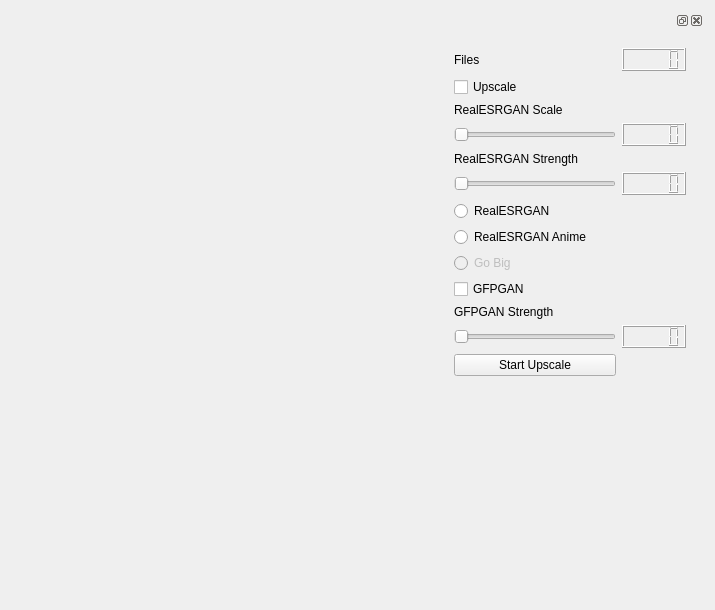
Qt form frontend/ui_widgets/img_lab.ui (XmYx/ainodes-pyside) before a commit.
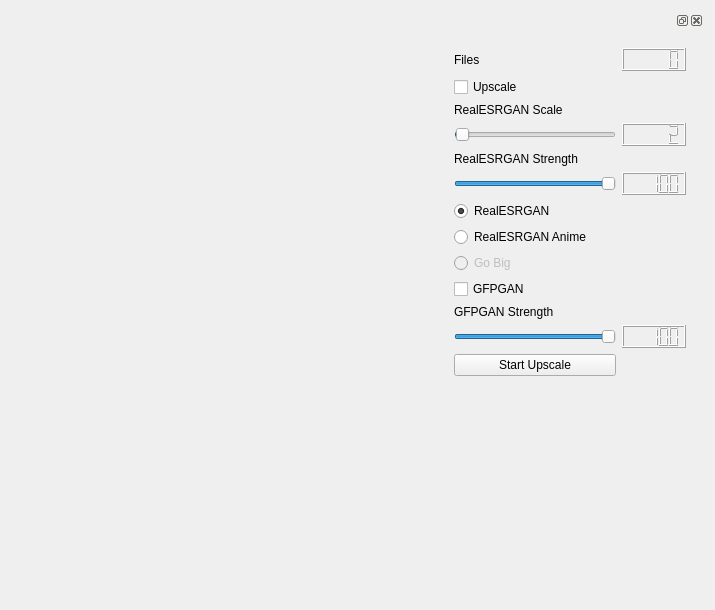
The same form after that commit.

Commit message: Batch Upscale

```diff
--- a/frontend/ui_widgets/img_lab.ui
+++ b/frontend/ui_widgets/img_lab.ui
@@ -58,6 +58,9 @@
               <property name="text">
                <string>RealESRGAN</string>
               </property>
+              <property name="checked">
+               <bool>true</bool>
+              </property>
              </widget>
             </item>
             <item row="10" column="0">
@@ -96,6 +99,15 @@
             </item>
             <item row="5" column="0">
              <widget class="QSlider" name="esrStrength">
+              <property name="minimum">
+               <number>1</number>
+              </property>
+              <property name="maximum">
+               <number>100</number>
+              </property>
+              <property name="value">
+               <number>100</number>
+              </property>
               <property name="orientation">
                <enum>Qt::Horizontal</enum>
               </property>
@@ -103,6 +115,15 @@
             </item>
             <item row="3" column="0">
              <widget class="QSlider" name="esrScale">
+              <property name="minimum">
+               <number>1</number>
+              </property>
+              <property name="maximum">
+               <number>100</number>
+              </property>
+              <property name="value">
+               <number>2</number>
+              </property>
               <property name="orientation">
                <enum>Qt::Horizontal</enum>
               </property>
@@ -127,6 +148,15 @@
             </item>
             <item row="11" column="0">
              <widget class="QSlider" name="gfpStrength">
+              <property name="minimum">
+               <number>1</number>
+              </property>
+              <property name="maximum">
+               <number>100</number>
+              </property>
+              <property name="value">
+               <number>100</number>
+              </property>
               <property name="orientation">
                <enum>Qt::Horizontal</enum>
               </property>
@@ -147,13 +177,25 @@
              </widget>
             </item>
             <item row="11" column="1">
-             <widget class="QLCDNumber" name="gfpStrengthNumber"/>
+             <widget class="QLCDNumber" name="gfpStrengthNumber">
+              <property name="intValue" stdset="0">
+               <number>100</number>
+              </property>
+             </widget>
             </item>
             <item row="5" column="1">
-             <widget class="QLCDNumber" name="esrStrengthNumber"/>
+             <widget class="QLCDNumber" name="esrStrengthNumber">
+              <property name="intValue" stdset="0">
+               <number>100</number>
+              </property>
+             </widget>
             </item>
             <item row="3" column="1">
-             <widget class="QLCDNumber" name="esrScaleNumber"/>
+             <widget class="QLCDNumber" name="esrScaleNumber">
+              <property name="intValue" stdset="0">
+               <number>2</number>
+              </property>
+             </widget>
             </item>
             <item row="0" column="0">
              <widget class="QLabel" name="label_2">
```
